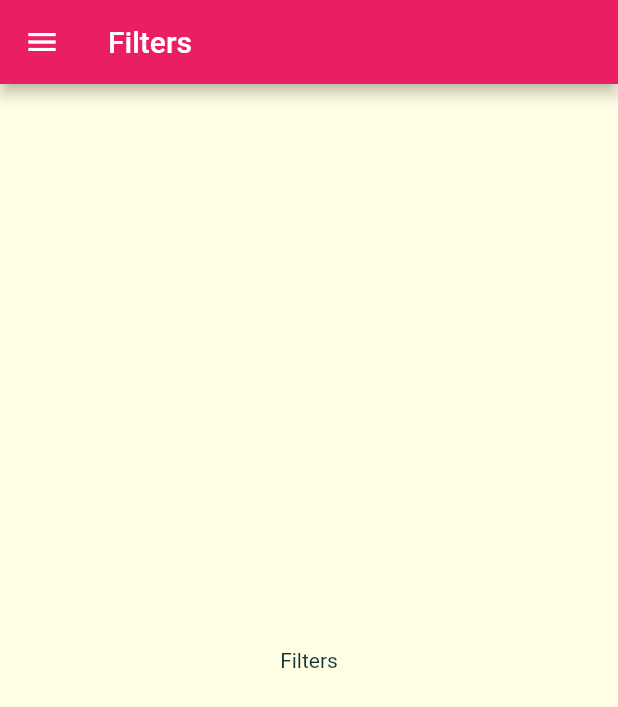
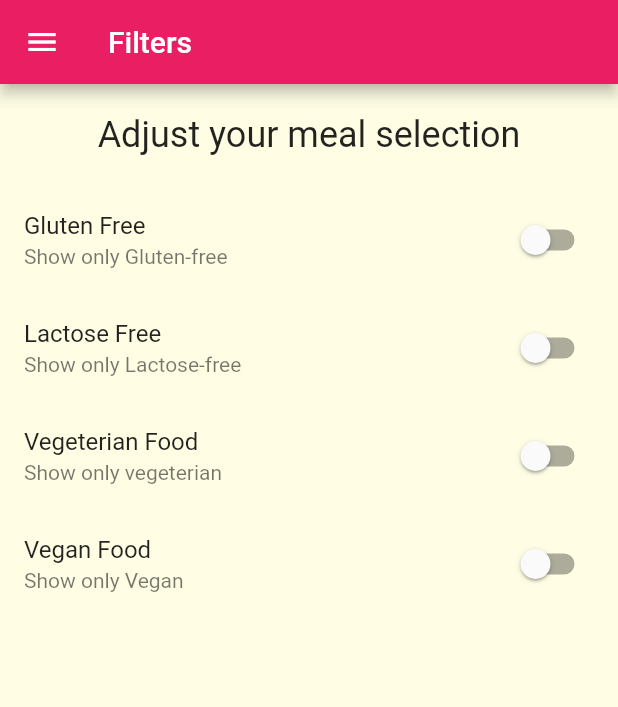
Before and after one commit to serdarsalci/meal_app, a Flutter app: the FiltersScreen screen opened by its route, on a phone screen of 412 x 824 dp. Shown: the top 707 px of the screen. Run offline on Flutter 3.47's test engine with Material 2 defaults, Android fonts, the phone set to English and light mode, and no system bars; Roboto replaces fonts that are missing (Raleway).

Commit message:
Part 179 --Adding Filter Switches

```diff
--- a/lib/screens/filters_screen.dart
+++ b/lib/screens/filters_screen.dart
@@ -1,8 +1,32 @@
 import 'package:flutter/material.dart';
 import '../widgets/main_drawer.dart';
 
-class FiltersScreen extends StatelessWidget {
+class FiltersScreen extends StatefulWidget {
   static const routeName = '/filters';
+
+  @override
+  _FiltersScreenState createState() => _FiltersScreenState();
+}
+
+class _FiltersScreenState extends State<FiltersScreen> {
+  bool _glutenFree = false;
+  bool _vegetarian = false;
+  bool _vegan = false;
+  bool _lactoseFree = false;
+
+  Widget _buildSwitchListTile(
+    String titleText,
+    String subTitle,
+    bool currentValue,
+    Function updateValue,
+  ) {
+    return SwitchListTile(
+      title: Text(titleText),
+      value: currentValue,
+      subtitle: Text(subTitle),
+      onChanged: updateValue,
+    );
+  }
 
   @override
   Widget build(BuildContext context) {
@@ -11,8 +35,61 @@ class FiltersScreen extends StatelessWidget {
         title: Text('Filters'),
       ),
       drawer: MainDrawer(),
-      body: Center(
-        child: Text('Filters'),
+      body: Column(
+        children: [
+          Container(
+            padding: EdgeInsets.all(20),
+            child: Text(
+              'Adjust your meal selection',
+              style: Theme.of(context).textTheme.headline5,
+            ),
+          ),
+          Expanded(
+              child: ListView(
+            children: [
+              _buildSwitchListTile(
+                'Gluten Free',
+                'Show only Gluten-free',
+                _glutenFree,
+                (value) {
+                  setState(() {
+                    _glutenFree = value;
+                  });
+                },
+              ),
+              _buildSwitchListTile(
+                'Lactose Free',
+                'Show only Lactose-free',
+                _lactoseFree,
+                (value) {
+                  setState(() {
+                    _lactoseFree = value;
+                  });
+                },
+              ),
+              _buildSwitchListTile(
+                'Vegeterian Food',
+                'Show only vegeterian',
+                _vegetarian,
+                (value) {
+                  setState(() {
+                    _vegetarian = value;
+                  });
+                },
+              ),
+              _buildSwitchListTile(
+                'Vegan Food',
+                'Show only Vegan',
+                _vegan,
+                (value) {
+                  setState(() {
+                    _vegan = value;
+                  });
+                },
+              ),
+            ],
+          ))
+        ],
       ),
     );
   }
```
